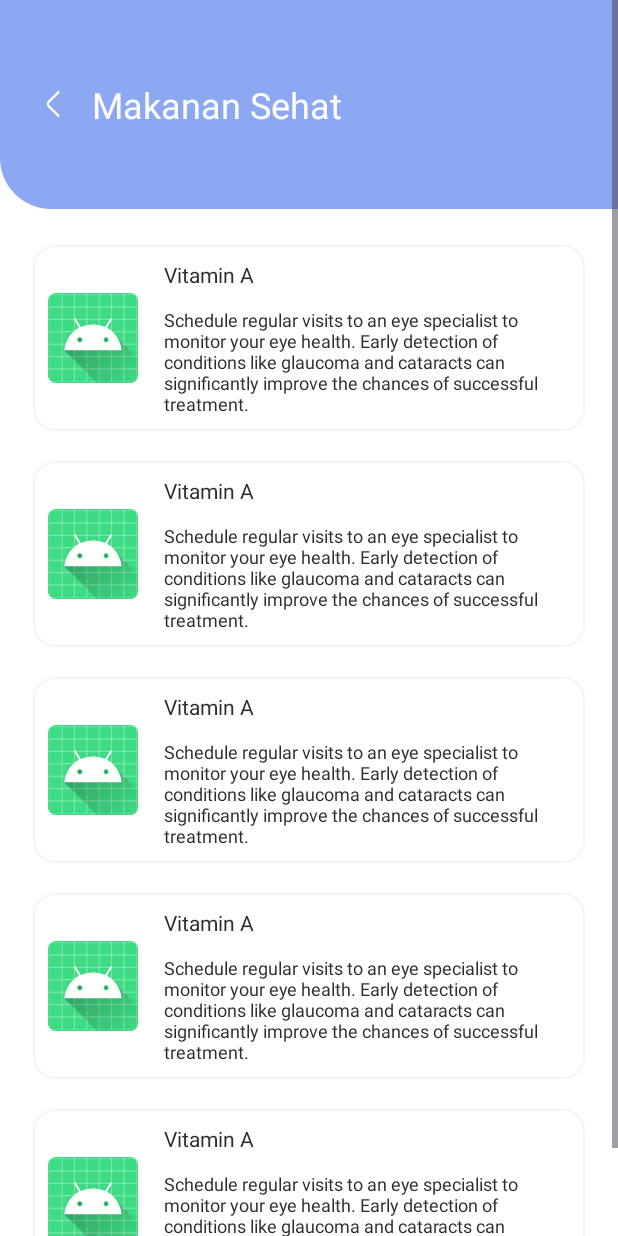
After one commit to dellafitrialestari/Colblind_app, an Android app: the FoodActivity screen opened directly, with no data from a screen before it, on a phone screen of 412 x 824 dp. The commit adds this screen. Run offline under Robolectric (Android 15) with nearby library versions, the phone set to English and light mode, and no system bars.

Commit message:
Update Nav

```diff
--- /dev/null
+++ b/app/src/main/java/com/della_irvianti/eye_app/FoodActivity.java
@@ -0,0 +1,14 @@
+package com.della_irvianti.eye_app;
+
+import android.os.Bundle;
+
+import androidx.appcompat.app.AppCompatActivity;
+
+public class FoodActivity extends AppCompatActivity {
+
+    @Override
+    protected void onCreate(Bundle savedInstanceState) {
+        super.onCreate(savedInstanceState);
+        setContentView(R.layout.activity_food);
+    }
+}
--- a/app/src/main/java/com/della_irvianti/eye_app/Game/GameActivity.java
+++ b/app/src/main/java/com/della_irvianti/eye_app/Game/GameActivity.java
@@ -269,6 +269,7 @@ public class GameActivity extends AppCompatActivity {
     @Override
     public void onBackPressed() {
         super.onBackPressed();
+        overridePendingTransition(android.R.anim.fade_in, android.R.anim.fade_out);
     }
 
     @Override
--- a/app/src/main/java/com/della_irvianti/eye_app/Game/GameOver.java
+++ b/app/src/main/java/com/della_irvianti/eye_app/Game/GameOver.java
@@ -127,6 +127,7 @@ public class GameOver extends AppCompatActivity {
     @Override
     public void onBackPressed() {
         super.onBackPressed();
+        overridePendingTransition(android.R.anim.fade_in, android.R.anim.fade_out);
     }
     @Override
     protected void onStop() {
--- /dev/null
+++ b/app/src/main/res/drawable/border_gray.xml
@@ -0,0 +1,11 @@
+<?xml version="1.0" encoding="UTF-8"?>
+<shape
+    xmlns:android="http://schemas.android.com/apk/res/android">
+    <stroke
+        android:color="#FFF4F4F4"
+        android:width="1dp"
+        />
+    <corners
+        android:radius="14dp"
+        />
+</shape>
--- /dev/null
+++ b/app/src/main/res/layout/activity_food.xml
@@ -0,0 +1,271 @@
+<LinearLayout xmlns:android="http://schemas.android.com/apk/res/android"
+    xmlns:tools="http://schemas.android.com/tools"
+    android:background="#FFFFFFFF"
+    android:orientation="vertical"
+    android:layout_width="match_parent"
+    android:layout_height="match_parent"
+    tools:context=".FoodActivity">
+    <ScrollView
+        android:id="@+id/r772do1wc0iq"
+        android:layout_width="match_parent"
+        android:layout_height="0dp"
+        android:layout_weight="1"
+        android:background="#FFFFFFFF"
+        android:fillViewport="true">
+        <LinearLayout
+            android:layout_width="match_parent"
+            android:layout_height="match_parent"
+            android:orientation="vertical">
+            <LinearLayout
+                android:id="@+id/rqe1dsedkpdb"
+                android:layout_width="match_parent"
+                android:layout_height="wrap_content"
+                android:gravity="center_vertical"
+                android:background="@drawable/bg_top"
+                android:paddingVertical="53dp"
+                android:paddingHorizontal="24dp"
+                android:orientation="horizontal">
+                <LinearLayout
+                    android:id="@+id/back"
+                    android:layout_width="24dp"
+                    android:layout_height="24dp"
+                    android:background="@drawable/ic_back"
+                    android:layout_marginEnd="13dp"
+                    android:orientation="vertical">
+                </LinearLayout>
+                <TextView
+                    android:id="@+id/rp33fpwmtws"
+                    android:textColor="#FFFFFF"
+                    android:textSize="24sp"
+                    android:layout_height="wrap_content"
+                    android:layout_width="match_parent"
+                    android:layout_weight="1"
+                    android:text="Makanan Sehat"
+                    />
+            </LinearLayout>
+            <LinearLayout
+                android:id="@+id/rc5ymk0dwsdv"
+                android:layout_width="match_parent"
+                android:layout_height="wrap_content"
+                android:background="#FFFFFFFF"
+                android:paddingVertical="24dp"
+                android:paddingHorizontal="22dp"
+                android:orientation="vertical">
+                <LinearLayout
+                    android:id="@+id/rwhmkohh3jaj"
+                    android:layout_width="match_parent"
+                    android:layout_height="wrap_content"
+                    android:gravity="center_vertical"
+                    android:background="@drawable/border_gray"
+                    android:padding="10dp"
+                    android:layout_marginBottom="20dp"
+                    android:orientation="horizontal">
+                    <com.google.android.material.imageview.ShapeableImageView
+                        android:id="@+id/r7jibdig2cea"
+                        android:layout_width="60dp"
+                        android:layout_height="60dp"
+                        android:layout_marginEnd="17dp"
+                        android:src="@mipmap/ic_launcher"
+                        android:scaleType="fitXY"
+                        />
+                    <LinearLayout
+                        android:id="@+id/rm9yxs1rbrhc"
+                        android:layout_width="0dp"
+                        android:layout_height="wrap_content"
+                        android:layout_weight="1"
+                        android:orientation="vertical">
+                        <TextView
+                            android:id="@+id/rsoeritqex1s"
+                            android:textColor="#292D32"
+                            android:textSize="14sp"
+                            android:layout_marginBottom="12dp"
+                            android:layout_height="wrap_content"
+                            android:layout_width="wrap_content"
+                            android:text="Vitamin A"
+                            />
+                        <TextView
+                            android:id="@+id/r1hnx183i0j2"
+                            android:textColor="#292D32"
+                            android:textSize="12sp"
+                            android:layout_height="wrap_content"
+                            android:layout_width="match_parent"
+                            android:layout_weight="1"
+                            android:text="Schedule regular visits to an eye specialist to monitor your eye health. Early detection of conditions like glaucoma and cataracts can significantly improve the chances of successful treatment."
+                            />
+                    </LinearLayout>
+                </LinearLayout>
+                <LinearLayout
+                    android:id="@+id/rzvgp7utqws9"
+                    android:layout_width="match_parent"
+                    android:layout_height="wrap_content"
+                    android:gravity="center_vertical"
+                    android:background="@drawable/border_gray"
+                    android:padding="10dp"
+                    android:layout_marginBottom="20dp"
+                    android:orientation="horizontal">
+                    <com.google.android.material.imageview.ShapeableImageView
+                        android:id="@+id/rnr04nm5gg3g"
+                        android:layout_width="60dp"
+                        android:layout_height="60dp"
+                        android:layout_marginEnd="17dp"
+                        android:src="@mipmap/ic_launcher"
+                        android:scaleType="fitXY"
+                        />
+                    <LinearLayout
+                        android:id="@+id/rd130jvxakwb"
+                        android:layout_width="0dp"
+                        android:layout_height="wrap_content"
+                        android:layout_weight="1"
+                        android:orientation="vertical">
+                        <TextView
+                            android:id="@+id/rej3l2fjnmy8"
+                            android:textColor="#292D32"
+                            android:textSize="14sp"
+                            android:layout_marginBottom="12dp"
+                            android:layout_height="wrap_content"
+                            android:layout_width="wrap_content"
+                            android:text="Vitamin A"
+                            />
+                        <TextView
+                            android:id="@+id/rvr1v9n02th"
+                            android:textColor="#292D32"
+                            android:textSize="12sp"
+                            android:layout_height="wrap_content"
+                            android:layout_width="match_parent"
+                            android:layout_weight="1"
+                            android:text="Schedule regular visits to an eye specialist to monitor your eye health. Early detection of conditions like glaucoma and cataracts can significantly improve the chances of successful treatment."
+                            />
+                    </LinearLayout>
+                </LinearLayout>
+                <LinearLayout
+                    android:id="@+id/rljlyk0fmkcf"
+                    android:layout_width="match_parent"
+                    android:layout_height="wrap_content"
+                    android:gravity="center_vertical"
+                    android:background="@drawable/border_gray"
+                    android:padding="10dp"
+                    android:layout_marginBottom="20dp"
+                    android:orientation="horizontal">
+                    <com.google.android.material.imageview.ShapeableImageView
+                        android:id="@+id/rl2a0kyg5wq"
+                        android:layout_width="60dp"
+                        android:layout_height="60dp"
+                        android:layout_marginEnd="17dp"
+                        android:src="@mipmap/ic_launcher"
+                        android:scaleType="fitXY"
+                        />
+                    <LinearLayout
+                        android:id="@+id/rc63wxqhy6sb"
+                        android:layout_width="0dp"
+                        android:layout_height="wrap_content"
+                        android:layout_weight="1"
+                        android:orientation="vertical">
+                        <TextView
+                            android:id="@+id/rsijs3adzmq"
+                            android:textColor="#292D32"
+                            android:textSize="14sp"
+                            android:layout_marginBottom="12dp"
+                            android:layout_height="wrap_content"
+                            android:layout_width="wrap_content"
+                            android:text="Vitamin A"
+                            />
+                        <TextView
+                            android:id="@+id/r104qa6zlepnf"
+                            android:textColor="#292D32"
+                            android:textSize="12sp"
+                            android:layout_height="wrap_content"
+                            android:layout_width="match_parent"
+                            android:layout_weight="1"
+                            android:text="Schedule regular visits to an eye specialist to monitor your eye health. Early detection of conditions like glaucoma and cataracts can significantly improve the chances of successful treatment."
+                            />
+                    </LinearLayout>
+                </LinearLayout>
+                <LinearLayout
+                    android:id="@+id/r44b8jzfvt1a"
+                    android:layout_width="match_parent"
+                    android:layout_height="wrap_content"
+                    android:gravity="center_vertical"
+                    android:background="@drawable/border_gray"
+                    android:padding="10dp"
+                    android:layout_marginBottom="20dp"
+                    android:orientation="horizontal">
+                    <com.google.android.material.imageview.ShapeableImageView
+                        android:id="@+id/rjdnqaxglyq"
+                        android:layout_width="60dp"
+                        android:layout_height="60dp"
+                        android:layout_marginEnd="17dp"
+                        android:src="@mipmap/ic_launcher"
+                        android:scaleType="fitXY"
+                        />
+                    <LinearLayout
+                        android:id="@+id/rz13vifyo9fm"
+                        android:layout_width="0dp"
+                        android:layout_height="wrap_content"
+                        android:layout_weight="1"
+                        android:orientation="vertical">
+                        <TextView
+                            android:id="@+id/r0zvb5alfu1r9"
+                            android:textColor="#292D32"
+                            android:textSize="14sp"
+                            android:layout_marginBottom="12dp"
+                            android:layout_height="wrap_content"
+                            android:layout_width="wrap_content"
+                            android:text="Vitamin A"
+                            />
+                        <TextView
+                            android:id="@+id/rgp1gyahwnds"
+                            android:textColor="#292D32"
+                            android:textSize="12sp"
+                            android:layout_height="wrap_content"
+                            android:layout_width="match_parent"
+                            android:layout_weight="1"
+                            android:text="Schedule regular visits to an eye specialist to monitor your eye health. Early detection of conditions like glaucoma and cataracts can significantly improve the chances of successful treatment."
+                            />
+                    </LinearLayout>
+                </LinearLayout>
+                <LinearLayout
+                    android:id="@+id/ro9pupm1ib19"
+                    android:layout_width="match_parent"
+                    android:layout_height="wrap_content"
+                    android:gravity="center_vertical"
+                    android:background="@drawable/border_gray"
+                    android:padding="10dp"
+                    android:orientation="horizontal">
+                    <com.google.android.material.imageview.ShapeableImageView
+                        android:id="@+id/r9zwn7imesf7"
+                        android:layout_width="60dp"
+                        android:layout_height="60dp"
+                        android:layout_marginEnd="17dp"
+                        android:src="@mipmap/ic_launcher"
+                        android:scaleType="fitXY"
+                        />
+                    <LinearLayout
+                        android:id="@+id/rs0xkbeqrf4b"
+                        android:layout_width="0dp"
+                        android:layout_height="wrap_content"
+                        android:layout_weight="1"
+                        android:orientation="vertical">
+                        <TextView
+                            android:id="@+id/r5wdy8lkiba"
+                            android:textColor="#292D32"
+                            android:textSize="14sp"
+                            android:layout_marginBottom="12dp"
+                            android:layout_height="wrap_content"
+                            android:layout_width="wrap_content"
+                            android:text="Vitamin A"
+                            />
+                        <TextView
+                            android:id="@+id/rioqe5l5wfn"
+                            android:textColor="#292D32"
+                            android:textSize="12sp"
+                            android:layout_height="wrap_content"
+                            android:layout_width="match_parent"
+                            android:layout_weight="1"
+                            android:text="Schedule regular visits to an eye specialist to monitor your eye health. Early detection of conditions like glaucoma and cataracts can significantly improve the chances of successful treatment."
+                            />
+                    </LinearLayout>
+                </LinearLayout>
+            </LinearLayout>
+        </LinearLayout>
+    </ScrollView>
+</LinearLayout>
```
Also changed, not shown: app/src/main/AndroidManifest.xml (+8 -2 lines), app/src/main/java/com/della_irvianti/eye_app/HomeActivity.java (+22 -2 lines), app/src/main/java/com/della_irvianti/eye_app/TipsMataActivity.java (added, +14 -0 lines), app/src/main/res/layout/activity_tips_mata.xml (added, +228 -0 lines).
